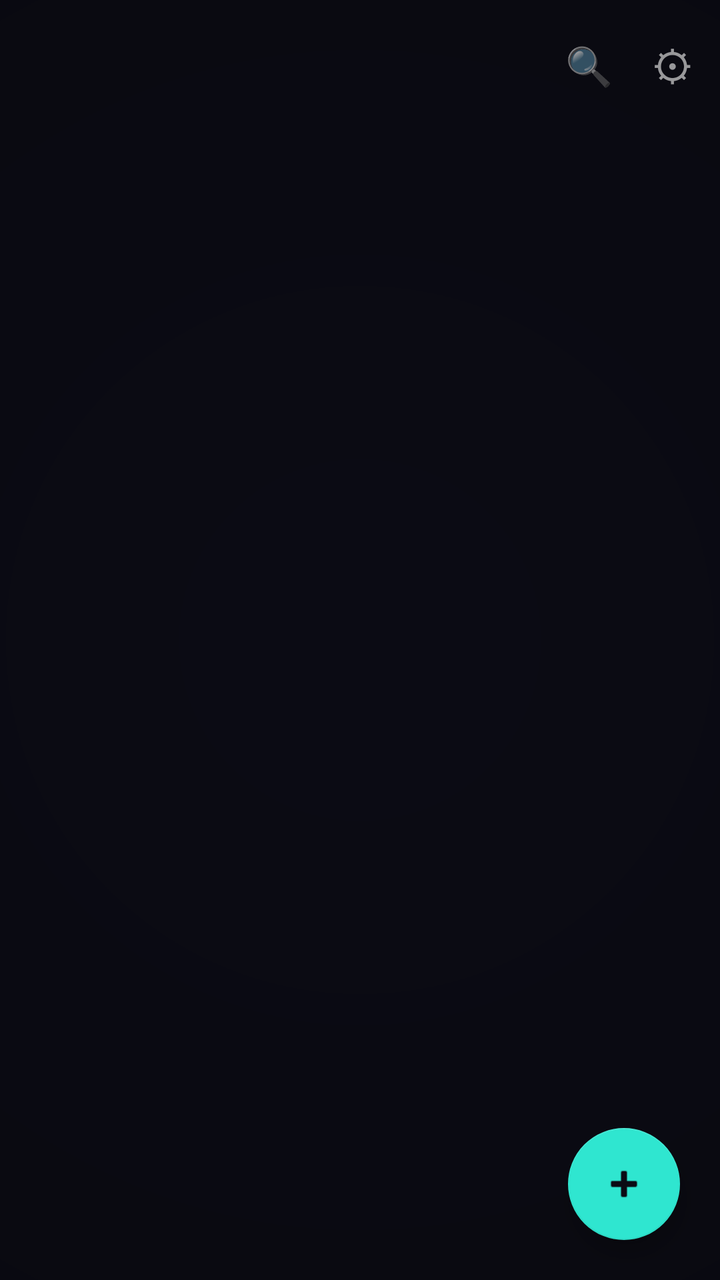
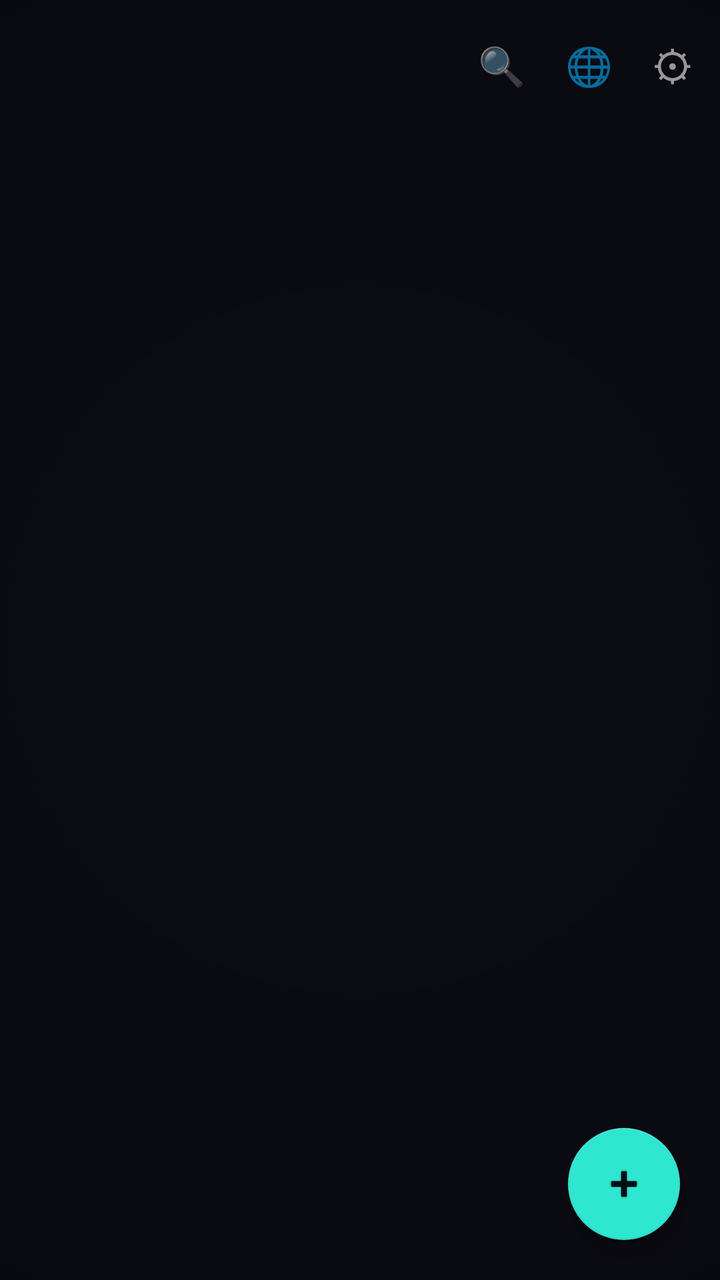

Compare the two renders of this Android layout. The source of the first and the diff that turns it into the second are given below.
<!-- AndroidManifest.xml: application theme Theme.RetroTube -->
<!-- res/layout/activity_library.xml -->
<?xml version="1.0" encoding="utf-8"?>
<FrameLayout xmlns:android="http://schemas.android.com/apk/res/android"
    xmlns:app="http://schemas.android.com/apk/res-auto"
    android:layout_width="match_parent"
    android:layout_height="match_parent">

    <LinearLayout
        android:layout_width="match_parent"
        android:layout_height="match_parent"
        android:orientation="vertical">

        <LinearLayout
            android:layout_width="match_parent"
            android:layout_height="wrap_content"
            android:orientation="horizontal"
            android:gravity="center_vertical"
            android:paddingStart="16dp"
            android:paddingEnd="4dp"
            android:paddingVertical="8dp">

            <LinearLayout
                android:id="@+id/breadcrumbRow"
                android:layout_width="wrap_content"
                android:layout_height="wrap_content"
                android:orientation="horizontal"
                android:gravity="center_vertical"
                android:visibility="gone">

                <TextView
                    android:id="@+id/backButton"
                    android:layout_width="wrap_content"
                    android:layout_height="wrap_content"
                    android:text="←"
                    android:textSize="20sp"
                    android:textColor="@color/retro_teal"
                    android:padding="8dp"
                    android:background="?attr/selectableItemBackgroundBorderless" />

                <TextView
                    android:id="@+id/breadcrumbText"
                    android:layout_width="wrap_content"
                    android:layout_height="wrap_content"
                    android:layout_marginStart="4dp"
                    android:textSize="14sp"
                    android:maxLines="1"
                    android:ellipsize="start" />

            </LinearLayout>

            <View
                android:layout_width="0dp"
                android:layout_height="0dp"
                android:layout_weight="1" />

            <TextView
                android:id="@+id/searchToggleButton"
                android:layout_width="wrap_content"
                android:layout_height="wrap_content"
                android:text="🔍"
                android:textSize="19sp"
                android:padding="10dp"
                android:contentDescription="@string/search_hint"
                android:background="?attr/selectableItemBackgroundBorderless" />

            <TextView
                android:id="@+id/settingsButton"
                android:layout_width="wrap_content"
                android:layout_height="wrap_content"
                android:text="⚙"
                android:textSize="21sp"
                android:padding="10dp"
                android:contentDescription="@string/global_settings"
                android:background="?attr/selectableItemBackgroundBorderless" />

        </LinearLayout>

        <LinearLayout
            android:id="@+id/searchRow"
            android:layout_width="match_parent"
            android:layout_height="wrap_content"
            android:orientation="horizontal"
            android:gravity="center_vertical"
            android:paddingHorizontal="16dp"
            android:paddingBottom="8dp"
            android:visibility="gone">

            <EditText
                android:id="@+id/searchField"
                android:layout_width="0dp"
                android:layout_height="wrap_content"
                android:layout_weight="1"
                android:layout_marginEnd="8dp"
                android:hint="@string/search_hint"
                android:inputType="text"
                android:maxLines="1"
                android:imeOptions="actionSearch"
                android:background="@color/retro_surface"
                android:paddingHorizontal="12dp"
                android:paddingVertical="8dp" />

            <TextView
                android:id="@+id/sortButton"
                android:layout_width="wrap_content"
                android:layout_height="wrap_content"
                android:text="@string/sort_name"
                android:textColor="@color/retro_teal"
                android:paddingHorizontal="12dp"
                android:paddingVertical="8dp"
                android:background="?attr/selectableItemBackground" />

        </LinearLayout>

        <TextView
            android:id="@+id/emptyLibraryText"
            android:layout_width="match_parent"
            android:layout_height="wrap_content"
            android:gravity="center"
            android:padding="32dp"
            android:text="@string/library_empty"
            android:visibility="gone" />

        <androidx.recyclerview.widget.RecyclerView
            android:id="@+id/libraryList"
            android:layout_width="match_parent"
            android:layout_height="0dp"
            android:layout_weight="1"
            android:clipToPadding="false"
            android:paddingBottom="88dp" />

    </LinearLayout>

    <View
        android:layout_width="match_parent"
        android:layout_height="match_parent"
        android:background="@drawable/chrome_vignette"
        android:clickable="false"
        android:focusable="false"
        android:importantForAccessibility="no" />

    <com.google.android.material.floatingactionbutton.FloatingActionButton
        android:id="@+id/addFolderButton"
        android:layout_width="wrap_content"
        android:layout_height="wrap_content"
        android:layout_gravity="bottom|end"
        android:layout_margin="20dp"
        android:contentDescription="@string/add_folder"
        android:src="@android:drawable/ic_input_add"
        app:backgroundTint="@color/retro_teal"
        app:tint="@color/retro_background"
        app:elevation="6dp" />

</FrameLayout>
<!-- resources referenced by this layout -->
<resources>
  <color name="retro_background">#0B0B14</color>
  <color name="retro_surface">#1A1A26</color>
  <color name="retro_teal">#2FE6D0</color>
  <!-- drawable chrome_vignette (drawable) -->
  <?xml version="1.0" encoding="utf-8"?>
  <shape xmlns:android="http://schemas.android.com/apk/res/android">
      <gradient
          android:type="radial"
          android:gradientRadius="480dp"
          android:centerX="0.5"
          android:centerY="0.5"
          android:startColor="#00000000"
          android:endColor="#3D000000" />
  </shape>
  <string name="add_folder">Add Folder</string>
  <string name="global_settings">Default Settings</string>
  <string name="library_empty">No videos yet. Tap \"Add Folder\" to point RetroTube at a folder of videos.</string>
  <string name="search_hint">Search this folder</string>
  <string name="sort_name">Sort: Name</string>
  <style name="Theme.RetroTube" parent="Theme.MaterialComponents.NoActionBar">
          <item name="colorPrimary">@color/retro_teal</item>
          <item name="colorPrimaryDark">@color/retro_background</item>
          <item name="colorOnPrimary">@color/retro_teal_on</item>
          <item name="colorSecondary">@color/retro_magenta</item>
          <item name="colorOnSecondary">@color/retro_magenta_on</item>
          <item name="colorSurface">@color/retro_surface</item>
          <item name="colorOnSurface">@color/retro_text_primary</item>
          <item name="colorOnBackground">@color/retro_text_primary</item>
          <item name="android:windowBackground">@color/retro_background</item>
          <item name="android:textColorPrimary">@color/retro_text_primary</item>
          <item name="android:textColorSecondary">@color/retro_text_muted</item>
          <item name="radioButtonStyle">@style/Widget.RetroTube.RadioButton</item>
          <item name="switchStyle">@style/Widget.RetroTube.Switch</item>
      </style>
  <color name="retro_teal_on">#05201C</color>
  <color name="retro_magenta">#FF2E88</color>
  <color name="retro_magenta_on">#2B0716</color>
  <color name="retro_text_primary">#F2F2F5</color>
  <color name="retro_text_muted">#9098A6</color>
  <style name="Widget.RetroTube.RadioButton" parent="Widget.MaterialComponents.CompoundButton.RadioButton">
          <item name="android:minHeight">56dp</item>
          <item name="android:paddingVertical">10dp</item>
          <item name="android:paddingStart">4dp</item>
          <item name="android:gravity">center_vertical</item>
      </style>
  <style name="Widget.RetroTube.Switch" parent="Widget.MaterialComponents.CompoundButton.Switch">
          <item name="android:minHeight">56dp</item>
          <item name="android:paddingVertical">10dp</item>
          <item name="android:paddingStart">4dp</item>
          <item name="android:gravity">center_vertical</item>
      </style>
</resources>

<!-- the commit's change to res/layout/activity_library.xml (unified diff, before → after) -->
@@ -45,6 +45,18 @@
                     android:maxLines="1"
                     android:ellipsize="start" />
 
+                <TextView
+                    android:id="@+id/editCollectionContentsButton"
+                    android:layout_width="wrap_content"
+                    android:layout_height="wrap_content"
+                    android:layout_marginStart="6dp"
+                    android:text="➕"
+                    android:textSize="15sp"
+                    android:padding="8dp"
+                    android:contentDescription="@string/add_to_collection"
+                    android:background="?attr/selectableItemBackgroundBorderless"
+                    android:visibility="gone" />
+
             </LinearLayout>
 
             <View
@@ -60,6 +72,16 @@
                 android:textSize="19sp"
                 android:padding="10dp"
                 android:contentDescription="@string/search_hint"
+                android:background="?attr/selectableItemBackgroundBorderless" />
+
+            <TextView
+                android:id="@+id/networkSharesButton"
+                android:layout_width="wrap_content"
+                android:layout_height="wrap_content"
+                android:text="🌐"
+                android:textSize="19sp"
+                android:padding="10dp"
+                android:contentDescription="@string/network_shares_title"
                 android:background="?attr/selectableItemBackgroundBorderless" />
 
             <TextView
<!-- resource entries referenced after the edit -->
@@ -15,8 +15,10 @@
           android:endColor="#3D000000" />
   </shape>
   <string name="add_folder">Add Folder</string>
+  <string name="add_to_collection">Add to collection</string>
   <string name="global_settings">Default Settings</string>
   <string name="library_empty">No videos yet. Tap \"Add Folder\" to point RetroTube at a folder of videos.</string>
+  <string name="network_shares_title">Network Shares</string>
   <string name="search_hint">Search this folder</string>
   <string name="sort_name">Sort: Name</string>
   <style name="Theme.RetroTube" parent="Theme.MaterialComponents.NoActionBar">
